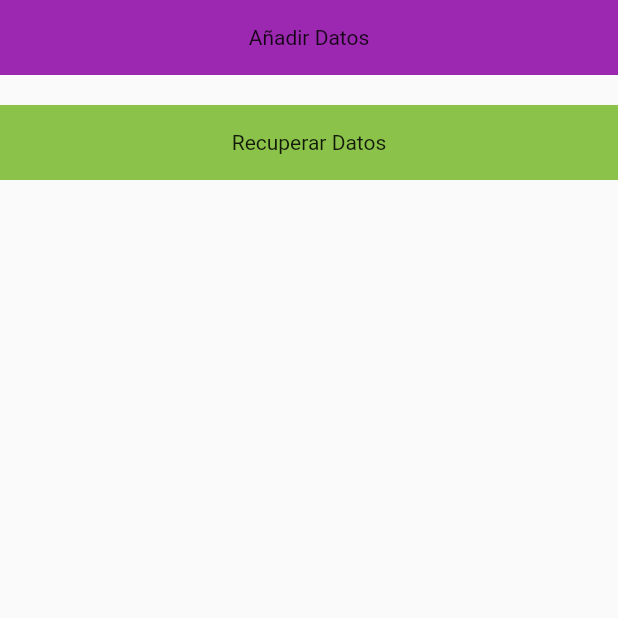
After one commit to ecomputer-flutteracademy/nav_app_ecomputer, a Flutter app: the MobileLocalPage screen opened by its route, on a phone screen of 412 x 824 dp, the top half of it. The commit adds this screen. Run offline on Flutter 3.47's test engine with Material 2 defaults, Android fonts, the phone set to English and light mode, and no system bars; our stand-ins replace flutter_bloc, get_it, go_router.

Commit message:
navigation mobile local

```diff
--- a/lib/core/routes/app_router.dart
+++ b/lib/core/routes/app_router.dart
@@ -10,6 +10,7 @@ import 'package:nav_app_ecomputer/modules/bicicletas/pages/bicicletas_page.dart'
 import 'package:nav_app_ecomputer/modules/camisetas/pages/camisetas_page.dart';
 import 'package:nav_app_ecomputer/modules/home/pages/home_page.dart';
 import 'package:nav_app_ecomputer/modules/home_rick_morty/ui/pages/home_rick_morty.dart';
+import 'package:nav_app_ecomputer/modules/mobile_local/ui/pages/mobile_local_page.dart';
 import 'package:nav_app_ecomputer/modules/start/cubits/cubit/start_cubit.dart';
 import 'package:nav_app_ecomputer/modules/start/ui/pages/startup_page.dart';
 
@@ -23,6 +24,7 @@ enum AppRoutes {
   camisetas,
   homeRickMorty,
   startup,
+  mobileLocal,
 }
 
 final useBloc = locator<StartCubit>();
@@ -38,7 +40,8 @@ final List<String> routesWihtAuth = [
   '/home',
   '/home/camisetas',
   '/home/bicicletas',
-  '/home/homeRickMorty'
+  '/home/homeRickMorty',
+  '/home/mobileLocal'
 ];
 
 final goRouter = GoRouter(
@@ -116,6 +119,13 @@ final goRouter = GoRouter(
             return const HomeRickMorty();
           },
         ),
+        GoRoute(
+          path: 'mobileLocal',
+          name: AppRoutes.mobileLocal.name,
+          builder: (context, state) {
+            return const MobileLocalPage();
+          },
+        ),
       ],
     )
   ],
--- a/lib/modules/home/pages/home_page.dart
+++ b/lib/modules/home/pages/home_page.dart
@@ -71,8 +71,15 @@ class HomePage extends StatelessWidget {
             const SizedBox(
               height: 50,
             ),
-            const CircleAvatar(
-              radius: 75,
+            GestureDetector(
+              onTap: () {
+                context.goNamed(AppRoutes.mobileLocal.name);
+              },
+              child: const CircleAvatar(
+                radius: 75,
+                backgroundImage:
+                    AssetImage("assets/images/mobile_local_db.png"),
+              ),
             ),
           ],
         ),
--- /dev/null
+++ b/lib/modules/mobile_local/ui/pages/mobile_local_page.dart
@@ -0,0 +1,29 @@
+import 'package:flutter/material.dart';
+import 'package:nav_app_ecomputer/modules/mobile_local/ui/widgets/mobile_button.dart';
+
+class MobileLocalPage extends StatelessWidget {
+  const MobileLocalPage({Key? key}) : super(key: key);
+
+  @override
+  Widget build(BuildContext context) {
+    return const Scaffold(
+      body: Center(
+        child: Column(
+          children: [
+            MobileButton(
+              title: 'Añadir Datos',
+              colorButton: Colors.purple,
+            ),
+            SizedBox(
+              height: 20,
+            ),
+            MobileButton(
+              colorButton: Colors.lightGreen,
+              title: 'Recuperar Datos',
+            ),
+          ],
+        ),
+      ),
+    );
+  }
+}
--- /dev/null
+++ b/lib/modules/mobile_local/ui/widgets/mobile_button.dart
@@ -0,0 +1,25 @@
+import 'package:flutter/material.dart';
+
+class MobileButton extends StatelessWidget {
+  final String title;
+  final Color colorButton;
+  const MobileButton({
+    Key? key,
+    required this.title,
+    required this.colorButton,
+  }) : super(key: key);
+
+  @override
+  Widget build(BuildContext context) {
+    return GestureDetector(
+      child: Container(
+        height: 50,
+        width: double.infinity,
+        color: colorButton,
+        child: Center(
+          child: Text(title),
+        ),
+      ),
+    );
+  }
+}
```
Also changed, not shown: assets/images/mobile_local_db.png (added).
